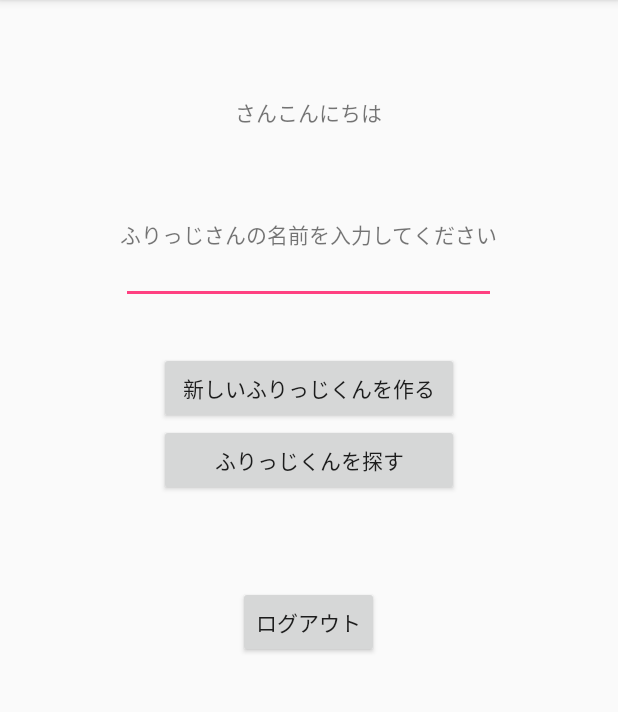
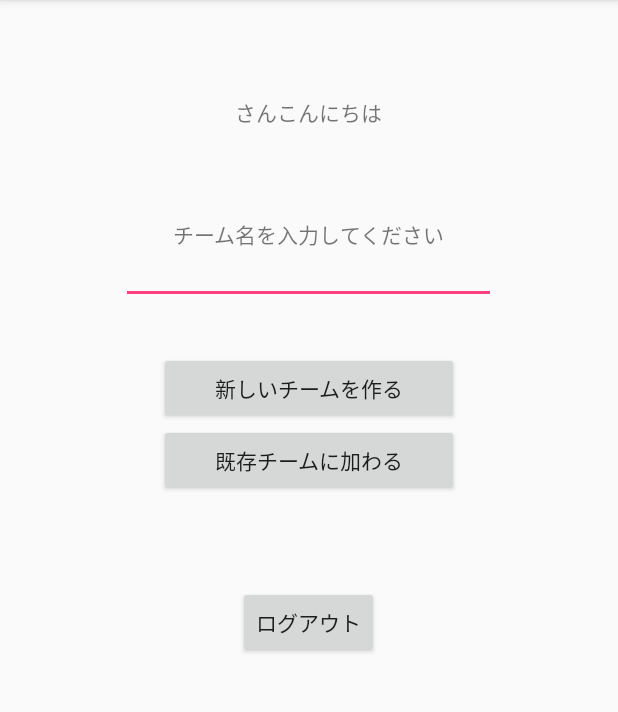
Before and after one commit to minami1389/FridgeKun, an Android app: the screen it shows after launch once a user with an empty profile is signed in (SelectTeamActivity), on a phone screen of 412 x 824 dp, the part 84-796 px from its top. Run offline under Robolectric (Android 15) with nearby library versions, the phone set to English and light mode, and no system bars; our stand-ins replace Firebase (no records; nobody signed in at launch, a user with empty details on screens opened directly); libraries missing offline, so code that uses them is left out: com.facebook.login; 6 statements that could not run were skipped.

Commit message:
use string xml

```diff
--- a/app/src/main/res/layout/activity_select_team.xml
+++ b/app/src/main/res/layout/activity_select_team.xml
@@ -6,8 +6,7 @@
     android:layout_height="match_parent"
     tools:context="com.example.minami1389.fridgekun.SelectTeamActivity">
 
-    <RelativeLayout
-        xmlns:android="http://schemas.android.com/apk/res/android"
+    <RelativeLayout xmlns:android="http://schemas.android.com/apk/res/android"
         android:layout_width="match_parent"
         android:layout_height="match_parent">
 
@@ -16,8 +15,7 @@
             android:layout_width="wrap_content"
             android:layout_height="wrap_content"
             android:layout_centerHorizontal="true"
-            android:layout_marginTop="64dp"
-            android:text="hogehogeさんこんにちは" />
+            android:layout_marginTop="64dp" />
 
         <TextView
             android:id="@+id/teamNameTextView"
@@ -26,7 +24,7 @@
             android:layout_below="@+id/userNameTextView"
             android:layout_centerHorizontal="true"
             android:layout_marginTop="60dp"
-            android:text="ふりっじさんの名前を入力してください" />
+            android:text="@string/team_name" />
 
         <EditText
             android:id="@+id/selectTeamEditText"
@@ -43,24 +41,24 @@
             android:layout_below="@id/selectTeamEditText"
             android:layout_centerHorizontal="true"
             android:layout_marginTop="32dp"
-            android:text="新しいふりっじくんを作る" />
+            android:text="@string/create_team" />
 
         <Button
-            android:id="@+id/findTeamButton"
+            android:id="@+id/joinTeamButton"
             android:layout_width="200dp"
             android:layout_height="wrap_content"
             android:layout_below="@+id/createTeamButton"
             android:layout_centerHorizontal="true"
-            android:text="ふりっじくんを探す" />
+            android:text="@string/join_team" />
 
         <Button
             android:id="@+id/logoutButton"
             android:layout_width="wrap_content"
             android:layout_height="wrap_content"
-            android:layout_below="@id/findTeamButton"
+            android:layout_below="@id/joinTeamButton"
             android:layout_centerHorizontal="true"
             android:layout_marginTop="60dp"
-            android:text="ログアウト" />
+            android:text="@string/logout" />
 
     </RelativeLayout>
 
--- a/app/src/main/res/layout/activity_welcome.xml
+++ b/app/src/main/res/layout/activity_welcome.xml
@@ -16,7 +16,7 @@
             android:layout_width="match_parent"
             android:layout_height="wrap_content"
             android:layout_marginTop="32dp"
-            android:text="ふりっじくんと冷蔵庫を管理しよう！"
+            android:text="@string/welcome"
             android:textAlignment="center"
             android:textSize="20sp" />
 
--- a/app/src/main/res/values/strings.xml
+++ b/app/src/main/res/values/strings.xml
@@ -2,4 +2,12 @@
     <string name="app_name">FridgeKun</string>
     <string name="facebook_app_id">726144660906372</string>
     <string name="fb_login_protocol_scheme">fb726144660906372</string>
+
+    <string name="welcome">ふりっじくんと冷蔵庫を管理しよう！</string>
+    <string name="team_name">チーム名を入力してください</string>
+    <string name="create_team">新しいチームを作る</string>
+    <string name="join_team">既存チームに加わる</string>
+    <string name="logout">ログアウト</string>
+
+
 </resources>
```
